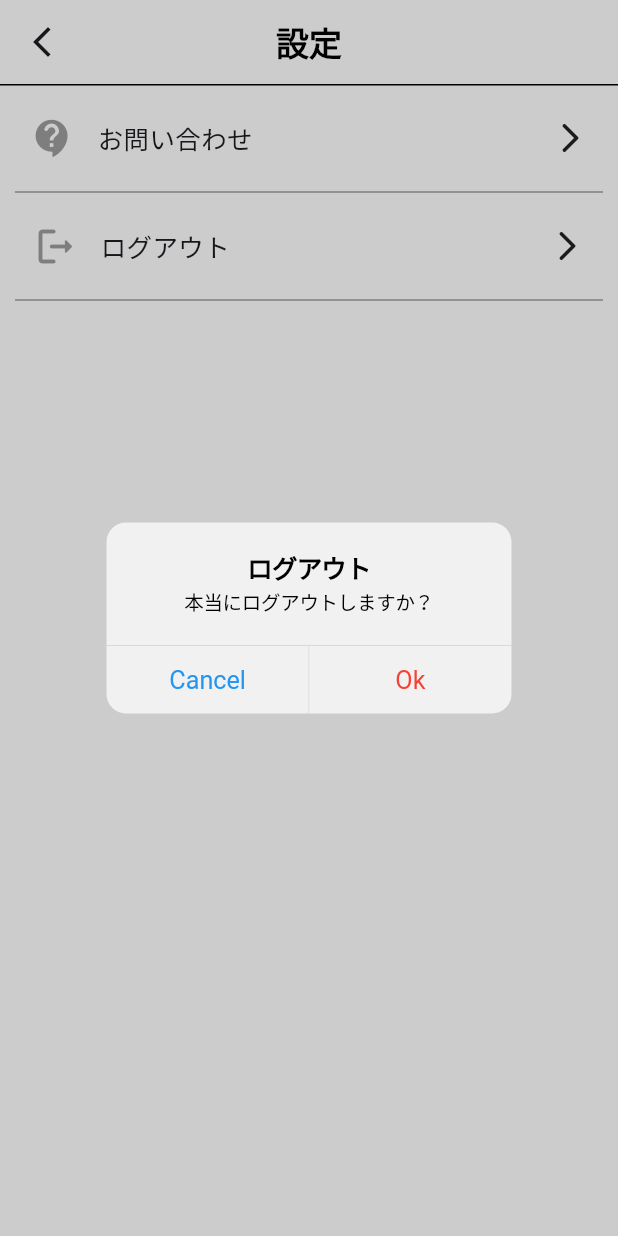
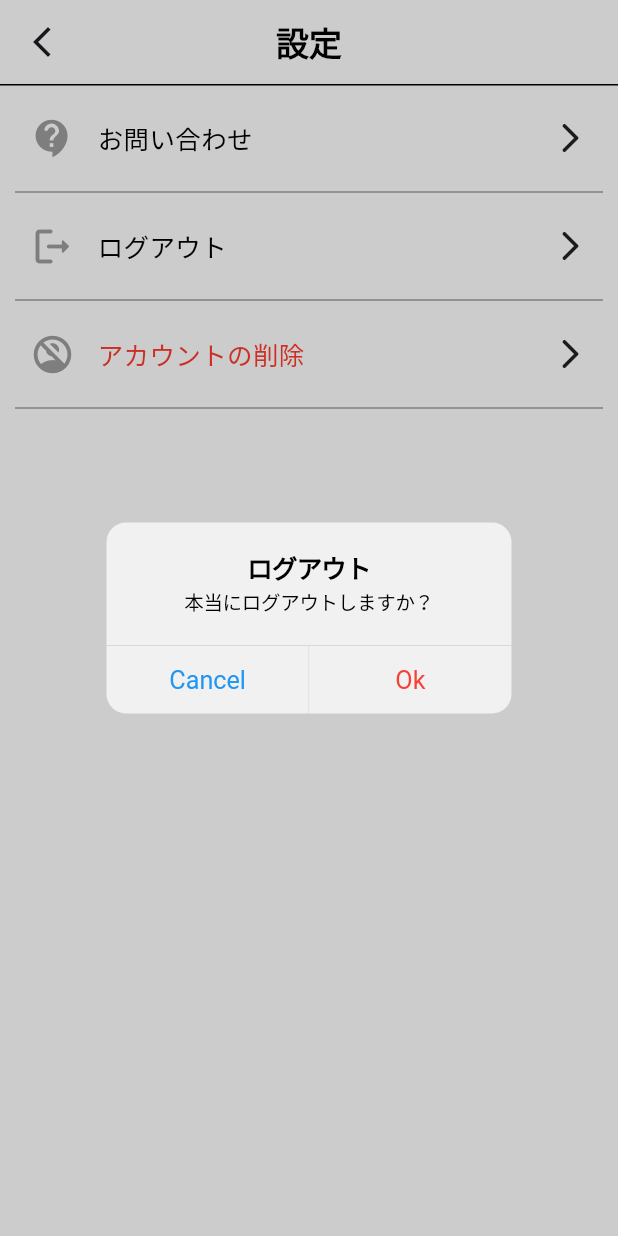
Before and after one commit to DreamTech-11/-MUS-, a Flutter app: the SettingScreen screen opened directly with empty values, after a tap on "ログアウト", on a phone screen of 412 x 824 dp. Run offline on Flutter 3.47's test engine with Material 3 defaults, Android fonts, the light colour scheme and no system bars; our stand-ins replace firebase_auth, firebase_core, firebase_storage, flutter_dotenv, flutter_local_notifications, get and 4 more; accounts and stored records are empty; network calls fail.

Commit message:
アカウント削除機能の実装、ローディングの遅延実装、画像のスケルトンローディングのUI変更

```diff
--- a/lib/commonComponents/TextConstraints.dart
+++ b/lib/commonComponents/TextConstraints.dart
@@ -121,11 +121,28 @@ class TextConstraints {
 
   //　エラーハンドリング
   static const String failedToAcquireData = 'データの読み込みに失敗しました';
-  static const String failedToInitializationModel = 'DreamModelの初期化に失敗しました';
+  static const String failedToInitializationModel =
+      'DreamModelの初期化に失敗しました';
   static const String failedDataType = 'データの型が正しくありません';
   static const String notExistData = 'データが存在しません';
-  static const String errorPostDream = '夢の投稿中にエラーが発生しました。もう一度お試しください。';
+  static const String errorPostDream = ''
+      '夢の投稿中にエラーが発生しました。もう一度お試しください。';
 
   //shareText
   static const String shareText = '夢日記アプリ「MUSŌ」で記録中';
+
+  //DeleteAccountConfirmDialogText
+  static const String deleteAccountConfirmDialogTitleText = 'アカウントの削除';
+  static const String deleteAccountConfirmDialogContentText =
+      'アカウントを削除するには、現在のメールアドレスを入力してください。';
+  static const String deleteAccountConfirmDialogCautionText =
+      '※この操作はログアウトではありません';
+  static const String deleteAccountConfirmDialogCurrentMail =
+      '現在のメールアドレス : ';
+  static const String deleteAccountConfirmDialogRequestMail =
+      'メールアドレスを入力';
+  static const String deleteAccountConfirmDialogErrorText =
+      'メールアドレスが一致しません';
+  static const String deleteAccountConfirmDialogDeleteText = '削除';
+  static const String deleteAccountConfirmDialogCancelText = 'キャンセル';
 }
--- a/lib/components/LoadingScreen/LoadingViewModel.dart
+++ b/lib/components/LoadingScreen/LoadingViewModel.dart
@@ -19,7 +19,7 @@ class LoadingViewModel extends GetxController {
   void animateProgress(double from, double to) {
     final duration = Duration(milliseconds: 4000);
     final curve = Curves.easeInOut;
-    final steps = 300;
+    final steps = 600;
 
     _progressTimer?.cancel();
     _progressTimer = Timer.periodic(duration ~/ steps, (timer) {
--- a/lib/components/SettingScreen/SettingScreen.dart
+++ b/lib/components/SettingScreen/SettingScreen.dart
@@ -1,5 +1,7 @@
 import 'package:dream_tech_flutter/commonComponents/TextConstraints.dart';
 import 'package:dream_tech_flutter/components/SettingScreen/SettingViewModel.dart';
+import 'package:dream_tech_flutter/components/dialog/deleteAccountConfirmDialog.dart';
+import 'package:dream_tech_flutter/components/dialog/logoutDialog.dart';
 import 'package:flutter/cupertino.dart';
 import 'package:flutter/material.dart';
 import '../../commonComponents/FontFamily.dart';
@@ -14,7 +16,57 @@ class SettingScreen extends StatelessWidget {
   Widget build(BuildContext context) {
 
     return Scaffold(
-      appBar: AppBar(
+      appBar: settingScreenAppBar(),
+      body: Container(
+        width: double.infinity,
+        height: double.infinity,
+        color: Colors.white,
+        child: Container(
+          color: Colors.white,
+          child: Column(
+            children: [
+              settingScreenItems(
+                  onTapItem: () => viewModel.navigateContactForm(),
+                  itemIcon: const Icon(
+                    Icons.contact_support_rounded,
+                    size: 30,
+                    color: Colors.grey,
+                  ),
+                  itemText: TextConstraints.contactFormText
+              ),
+              settingScreenItems(
+                  onTapItem: () => LogoutDialog.logoutDialog(context,viewModel),
+                  itemIcon: const Icon(
+                    Icons.logout_rounded,
+                    size: 30,
+                    color: Colors.grey,
+                  ),
+                  itemText: TextConstraints.logout
+              ),
+              settingScreenItems(
+                  onTapItem: (){
+                    DeleteAccountDialog.showDeleteAccountConfirmDialog(
+                        context: context,
+                        viewModel: viewModel
+                    );
+                  },
+                  itemIcon: const Icon(
+                    Icons.no_accounts,
+                    size: 30,
+                    color: Colors.grey,
+                  ),
+                  itemText: TextConstraints.deleteAccountConfirmDialogTitleText,
+                textColor: CupertinoColors.destructiveRed
+              )
+            ],
+          ),
+        ),
+      ),
+    );
+  }
+
+  PreferredSizeWidget settingScreenAppBar() {
+    return AppBar(
       leading: IconButton(
           onPressed: () =>onItemTapped(0),
           icon: const Icon(Icons.arrow_back_ios_new)
@@ -37,44 +89,43 @@ class SettingScreen extends StatelessWidget {
             height: 1.0,
           )
       ),
-      ),
-      body: Container(
-        width: double.infinity,
-        height: double.infinity,
-        color: Colors.white,
-        child: Container(
-          color: Colors.white,
-          child: Column(
+    );
+  }
+
+  Widget settingScreenItems({
+    required Function() onTapItem,
+    required Icon itemIcon,
+    required String itemText,
+    Color textColor = Colors.black,
+  }) {
+    return Column(
       children: [
         Material(
             color: Colors.white,
             child: InkWell(
               onTap: (){
-                    viewModel.navigateContactForm();
+                onTapItem();
               },
-                  child: const Padding(
-                    padding: EdgeInsets.symmetric(horizontal: 20,vertical: 20),
+              child:  Padding(
+                padding: const EdgeInsets.symmetric(horizontal: 20,vertical: 20),
                 child: Row(
                   crossAxisAlignment: CrossAxisAlignment.center,
                   children: [
-                        Icon(
-                          Icons.contact_support_rounded,
-                          size: 30,
-                          color: Colors.grey,
-                        ),
+                    itemIcon,
                     Padding(
-                          padding: EdgeInsets.only(left: 15),
+                      padding: const EdgeInsets.only(left: 15),
                       child: Text(
-                            TextConstraints.contactFormText,
+                        itemText,
                         style: TextStyle(
                             fontFamily: FontFamily.NotoSansJP,
                             fontWeight: FontWeight.w400,
-                                fontSize: 17
+                            fontSize: 17,
+                            color: textColor
                         ),
                       ),
                     ),
-                        Spacer(),
-                        Icon(Icons.arrow_forward_ios_rounded)
+                    const Spacer(),
+                    const Icon(Icons.arrow_forward_ios_rounded)
                   ],
                 ),
               ),
@@ -87,90 +138,7 @@ class SettingScreen extends StatelessWidget {
             color: Colors.grey,
           ),
         ),
-
-              Material(
-                color: Colors.white,
-                child: InkWell(
-                  onTap: (){
-                    logOutDialog(context,viewModel);
-                  },
-                  child: const Padding(
-                    padding: EdgeInsets.symmetric(horizontal: 22,vertical: 20),
-                    child: Row(
-                      crossAxisAlignment: CrossAxisAlignment.center,
-                      children: [
-                        Icon(
-                          Icons.logout_rounded,
-                          size: 30,
-                          color: Colors.grey,
-                        ),
-                        Padding(
-                          padding: EdgeInsets.only(left: 15),
-                          child: Text(
-                            TextConstraints.logout,
-                            style: TextStyle(
-                                fontFamily: FontFamily.NotoSansJP,
-                                fontWeight: FontWeight.w400,
-                                fontSize: 17
-                            ),
-                          ),
-                        ),
-                        Spacer(),
-                        Icon(Icons.arrow_forward_ios_rounded)
       ],
-                    ),
-                  ),
-                )
-              ),
-              const Padding(
-                padding: EdgeInsets.symmetric(horizontal: 10),
-                child: Divider(
-                  height: 2,
-                  color: Colors.grey,
-                ),
-              )
-            ],
-          ),
-        ),
-      ),
     );
   }
 }
-
-void logOutDialog(BuildContext context,SettingViewModel viewModel) {
-
-  showCupertinoDialog<void>(
-      context: context,
-      builder: (BuildContext context) {
-        return CupertinoAlertDialog(
-          title: const Text(TextConstraints.logout),
-          content: const Text(TextConstraints.confirmLogout),
-          actions: <CupertinoDialogAction>[
-            CupertinoDialogAction(
-              child: const  Text(
-                TextConstraints.cancel,
-                style: TextStyle(
-                    color: Colors.blue
-                ),
-              ),
-              onPressed: () {
-                Navigator.of(context).pop();
-              },
-            ),
-            CupertinoDialogAction(
-              child: const Text(
-                TextConstraints.confirm,
-                style: TextStyle(
-                    color: Colors.red
-                ),
-              ),
-              onPressed: () {
-                viewModel.signOut(context);
-                Navigator.of(context).pop();
-              },
-            ),
-          ],
-        );
-      }
-  );
-}
--- /dev/null
+++ b/lib/components/dialog/logoutDialog.dart
@@ -0,0 +1,44 @@
+import 'package:flutter/cupertino.dart';
+import 'package:flutter/material.dart';
+import '../../commonComponents/TextConstraints.dart';
+import '../SettingScreen/SettingViewModel.dart';
+
+class LogoutDialog {
+  static void logoutDialog(BuildContext context,SettingViewModel viewModel) {
+
+    showCupertinoDialog<void>(
+        context: context,
+        builder: (BuildContext context) {
+          return CupertinoAlertDialog(
+            title: const Text(TextConstraints.logout),
+            content: const Text(TextConstraints.confirmLogout),
+            actions: <CupertinoDialogAction>[
+              CupertinoDialogAction(
+                child: const  Text(
+                  TextConstraints.cancel,
+                  style: TextStyle(
+                      color: Colors.blue
+                  ),
+                ),
+                onPressed: () {
+                  Navigator.of(context).pop();
+                },
+              ),
+              CupertinoDialogAction(
+                child: const Text(
+                  TextConstraints.confirm,
+                  style: TextStyle(
+                      color: Colors.red
+                  ),
+                ),
+                onPressed: () {
+                  viewModel.signOut(context);
+                  Navigator.of(context).pop();
+                },
+              ),
+            ],
+          );
+        }
+    );
+  }
+}
--- a/pubspec.yaml
+++ b/pubspec.yaml
@@ -16,7 +16,7 @@ publish_to: 'none' # Remove this line if you wish to publish to pub.dev
 # https://developer.apple.com/library/archive/documentation/General/Reference/InfoPlistKeyReference/Articles/CoreFoundationKeys.html
 # In Windows, build-name is used as the major, minor, and patch parts
 # of the product and file versions while build-number is used as the build suffix.
-version: 2.0.0+2
+version: 2.2.0+4
 
 environment:
   sdk: ^3.5.0
```
Also changed, not shown: lib/components/DreamDiaryScreen/dreamDiaryScreen.dart (+10 -8 lines), lib/components/SettingScreen/SettingViewModel.dart (+10 -4 lines), lib/components/dialog/deleteAccountConfirmDialog.dart (added, +268 -0 lines). Lines whose indentation alone changed are shown as unchanged.
